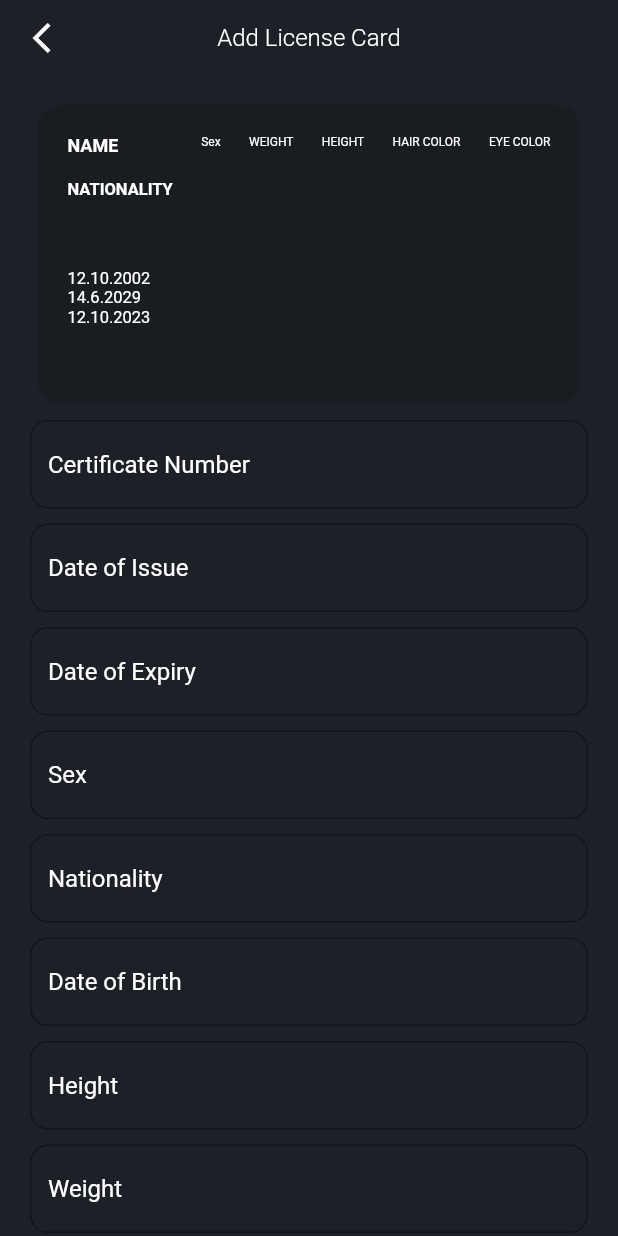
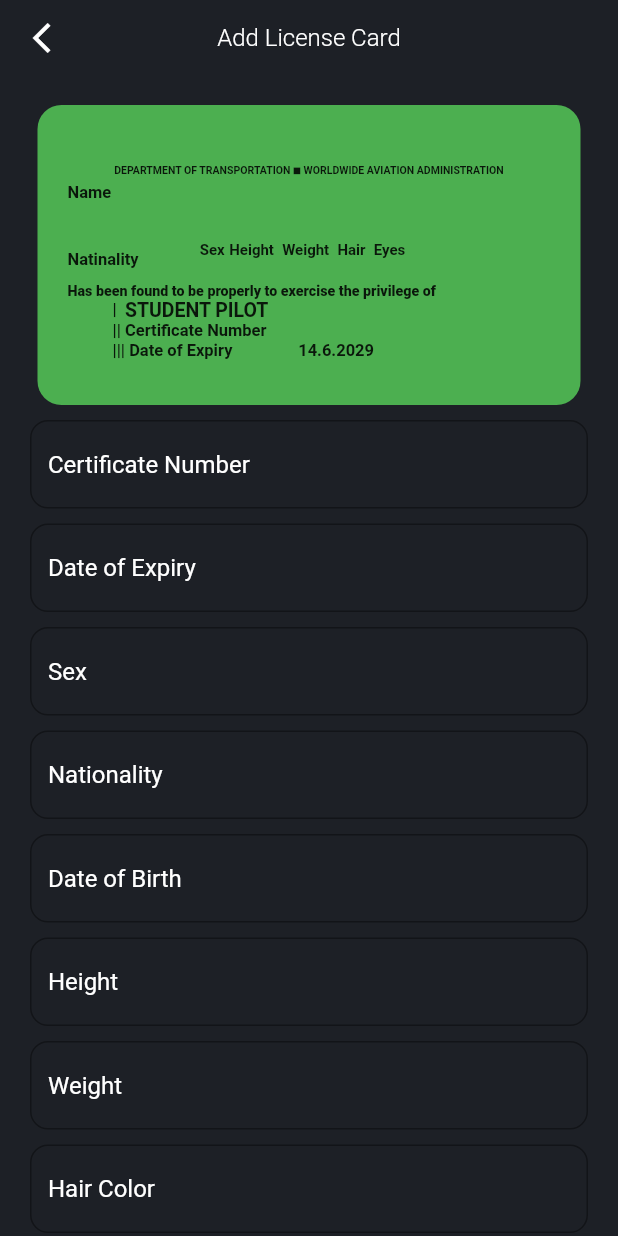
Before and after one commit to janfelber/SkyJournal, a Flutter app: the AddLicenseCard screen opened directly, on a phone screen of 412 x 824 dp. Run offline on Flutter 3.47's test engine with Material 2 defaults, Android fonts, the phone set to English and light mode, and no system bars; our stand-ins replace cloud_firestore, firebase_auth, firebase_core, flutter_local_notifications, flutter_svg, geocoding and 7 more; missing offline and left inert: maps_curved_line; accounts and stored records are empty; project files that could hold a hidden picture were left out.

Commit message:
notification

```diff
--- a/sky_journal/lib/database/firestore.dart
+++ b/sky_journal/lib/database/firestore.dart
@@ -59,7 +59,6 @@ class FirestoreDatabase {
     String nationality,
     String dateOfBirth,
     String certificateNumber,
-    String dateOfIssue,
     String dateOfExpiry,
     String sex,
     String height,
@@ -72,7 +71,6 @@ class FirestoreDatabase {
       'Nationality': nationality,
       'DateOfBirth': dateOfBirth,
       'CertificateNumber': certificateNumber,
-      'DateOfIssue': dateOfIssue,
       'DateOfExpiry': dateOfExpiry,
       'Sex': sex,
       'Height': height,
--- /dev/null
+++ b/sky_journal/lib/global_util/notifi_service.dart
@@ -0,0 +1,37 @@
+import 'package:flutter_local_notifications/flutter_local_notifications.dart';
+
+class NotificationService {
+  final FlutterLocalNotificationsPlugin notificationsPlugin =
+      FlutterLocalNotificationsPlugin();
+
+  Future<void> initNotification() async {
+    AndroidInitializationSettings initializationSettingsAndroid =
+        const AndroidInitializationSettings('flutter_logo');
+
+    var initializationSettingsIOS = DarwinInitializationSettings(
+        requestAlertPermission: true,
+        requestBadgePermission: true,
+        requestSoundPermission: true,
+        onDidReceiveLocalNotification:
+            (int id, String? title, String? body, String? payload) async {});
+
+    var initializationSettings = InitializationSettings(
+        android: initializationSettingsAndroid, iOS: initializationSettingsIOS);
+    await notificationsPlugin.initialize(initializationSettings,
+        onDidReceiveNotificationResponse:
+            (NotificationResponse notificationResponse) async {});
+  }
+
+  notificationDetails() {
+    return const NotificationDetails(
+        android: AndroidNotificationDetails('channelId', 'channelName',
+            importance: Importance.max),
+        iOS: DarwinNotificationDetails());
+  }
+
+  Future showNotification(
+      {int id = 0, String? title, String? body, String? payLoad}) async {
+    return notificationsPlugin.show(
+        id, title, body, await notificationDetails());
+  }
+}
--- a/sky_journal/lib/global_util/transform_nationality.dart
+++ b/sky_journal/lib/global_util/transform_nationality.dart
@@ -1,5 +1,5 @@
 String transformNationalityName(String originalName) {
-  if (originalName == 'Slovakia') {
+  if (originalName == 'Slovak Republic') {
     return 'SVK';
   }
   if (originalName == 'Czech') {
--- a/sky_journal/lib/global_widgets/my_card.dart
+++ b/sky_journal/lib/global_widgets/my_card.dart
@@ -14,7 +14,6 @@ class MyCard extends StatelessWidget {
   final String eyeColor;
   final String dateOfExpiry;
   final String dateOfBirthDay;
-  final String dateOfIssue;
   final Color? colorCard;
 
   const MyCard({
@@ -28,7 +27,6 @@ class MyCard extends StatelessWidget {
     required this.eyeColor,
     this.colorCard,
     required this.dateOfBirthDay,
-    required this.dateOfIssue,
     required this.certificationNumber,
     required this.dateOfExpiry,
   }) : super(key: key);
@@ -40,171 +38,238 @@ class MyCard extends StatelessWidget {
       child: Container(
         padding: EdgeInsets.all(20),
         decoration: BoxDecoration(
-          color: colorCard,
+          color: Colors.green,
           borderRadius: BorderRadius.circular(16),
         ),
-        child: Row(
-          crossAxisAlignment: CrossAxisAlignment.start,
-          mainAxisAlignment: MainAxisAlignment.spaceBetween,
+        child: Column(
           children: [
-            Column(
-              crossAxisAlignment: CrossAxisAlignment.start,
+            Align(
+              alignment: Alignment.topCenter,
+              child: Text(
+                country,
+                style: TextStyle(fontWeight: FontWeight.bold, fontSize: 16),
+              ),
+            ),
+            Align(
+              alignment: Alignment.topCenter,
+              child: Text(
+                'DEPARTMENT OF TRANSPORTATION ■ WORLDWIDE AVIATION ADMINISTRATION',
+                style: TextStyle(fontSize: 7, fontWeight: FontWeight.bold),
+              ),
+            ),
+            SizedBox(
+              height: 3,
+            ),
+            Row(
               children: [
                 Text(
-                  'NAME',
+                  'Name',
                   style: TextStyle(
-                    color: Colors.white,
-                    fontSize: 12,
-                    fontWeight: FontWeight.bold,
-                  ),
+                      fontSize: 11, fontWeight: FontWeight.bold, height: 0),
                 ),
+              ],
+            ),
+            Row(
+              children: [
                 Text(
                   name,
-                  style: TextStyle(color: Colors.white, fontSize: 14),
+                  style: TextStyle(
+                      fontSize: 11, fontWeight: FontWeight.bold, height: 0),
                 ),
+              ],
+            ),
+            SizedBox(
+              height: 13,
+            ),
+            Row(
+              children: [
                 Text(
-                  'NATIONALITY',
+                  'Natinality ',
                   style: TextStyle(
-                    color: Colors.white,
-                    fontSize: 11,
-                    fontWeight: FontWeight.bold,
-                  ),
+                      fontSize: 11, fontWeight: FontWeight.bold, height: 0),
+                ),
+                SizedBox(
+                  width: 3,
                 ),
                 Text(
                   transformNationalityName(country),
                   style: TextStyle(
-                    color: Colors.white,
-                    fontSize: 11,
-                  ),
+                      fontSize: 11, fontWeight: FontWeight.w800, height: 0),
                 ),
                 SizedBox(
-                  height: 20,
+                  width: 35,
+                ),
+                Row(
+                  children: [
+                    Column(
+                      children: [
+                        Text(
+                          'Sex',
+                          style: TextStyle(
+                              fontSize: 10,
+                              fontWeight: FontWeight.bold,
+                              height: 0),
+                        ),
+                        Text(
+                          sex,
+                          style: TextStyle(
+                              fontSize: 10,
+                              fontWeight: FontWeight.bold,
+                              height: 0),
+                        ),
+                      ],
+                    ),
+                    SizedBox(
+                      width: 3,
+                    ),
+                    Column(
+                      children: [
+                        Text(
+                          'Height ',
+                          style: TextStyle(
+                              fontSize: 10,
+                              fontWeight: FontWeight.bold,
+                              height: 0),
+                        ),
+                        Text(
+                          height,
+                          style: TextStyle(
+                              fontSize: 10,
+                              fontWeight: FontWeight.bold,
+                              height: 0),
+                        ),
+                      ],
+                    ),
+                    SizedBox(
+                      width: 3,
+                    ),
+                    Column(
+                      children: [
+                        Text(
+                          'Weight ',
+                          style: TextStyle(
+                              fontSize: 10,
+                              fontWeight: FontWeight.bold,
+                              height: 0),
+                        ),
+                        Text(
+                          weight,
+                          style: TextStyle(
+                              fontSize: 10,
+                              fontWeight: FontWeight.bold,
+                              height: 0),
+                        ),
+                      ],
+                    ),
+                    SizedBox(
+                      width: 3,
+                    ),
+                    Column(
+                      children: [
+                        Text(
+                          'Hair ',
+                          style: TextStyle(
+                              fontSize: 10,
+                              fontWeight: FontWeight.bold,
+                              height: 0),
+                        ),
+                        Text(
+                          hairColor,
+                          style: TextStyle(
+                              fontSize: 10,
+                              fontWeight: FontWeight.bold,
+                              height: 0),
+                        ),
+                      ],
+                    ),
+                    SizedBox(
+                      width: 3,
+                    ),
+                    Column(
+                      children: [
+                        Text(
+                          'Eyes ',
+                          style: TextStyle(
+                              fontSize: 10,
+                              fontWeight: FontWeight.bold,
+                              height: 0),
+                        ),
+                        Text(
+                          eyeColor,
+                          style: TextStyle(
+                              fontSize: 10,
+                              fontWeight: FontWeight.bold,
+                              height: 0),
+                        ),
+                      ],
+                    ),
+                  ],
+                ),
+              ],
+            ),
+            SizedBox(
+              height: 3,
+            ),
+            Row(
+              children: [
+                Text(
+                  'Has been found to be properly to exercise the privilege of',
+                  style: TextStyle(fontSize: 9.5, fontWeight: FontWeight.w800),
+                )
+              ],
+            ),
+            Row(
+              children: [
+                SizedBox(
+                  width: 30,
+                ),
+                Text('|  ',
+                    style: TextStyle(
+                        fontWeight: FontWeight.bold, height: 0, fontSize: 11)),
+                Text(
+                  'STUDENT PILOT',
+                  style: TextStyle(
+                      fontSize: 13, fontWeight: FontWeight.bold, height: 0),
+                )
+              ],
+            ),
+            Row(
+              children: [
+                SizedBox(
+                  width: 30,
+                ),
+                Text(
+                  '|| Certificate Number',
+                  style: TextStyle(
+                      fontWeight: FontWeight.bold, height: 0, fontSize: 11),
+                ),
+                SizedBox(
+                  width: 10,
                 ),
                 Text(
                   certificationNumber,
                   style: TextStyle(
-                    color: Colors.white,
-                    fontSize: 11,
-                  ),
+                      fontSize: 11, fontWeight: FontWeight.bold, height: 0),
+                )
+              ],
+            ),
+            Row(
+              children: [
+                SizedBox(
+                  width: 30,
                 ),
                 Text(
-                  dateOfBirthDay,
+                  '||| Date of Expiry                ',
                   style: TextStyle(
-                    color: Colors.white,
-                    fontSize: 11,
-                  ),
+                      fontSize: 11, fontWeight: FontWeight.bold, height: 0),
                 ),
                 Text(
                   dateOfExpiry,
                   style: TextStyle(
-                    color: Colors.white,
-                    fontSize: 11,
-                  ),
-                ),
-                Text(
-                  dateOfIssue,
-                  style: TextStyle(
-                    color: Colors.white,
-                    fontSize: 11,
-                  ),
+                      fontSize: 11, fontWeight: FontWeight.bold, height: 0),
                 )
               ],
-            ),
-            Column(
-              crossAxisAlignment: CrossAxisAlignment.start,
-              children: [
-                Text(
-                  'Sex',
-                  style: TextStyle(
-                    color: Colors.white,
-                    fontSize: 8,
-                  ),
-                ),
-                Text(
-                  sex,
-                  style: TextStyle(
-                    color: Colors.white,
-                    fontSize: 8,
-                  ),
-                ),
-              ],
-            ),
-            Column(
-              crossAxisAlignment: CrossAxisAlignment.start,
-              children: [
-                Text(
-                  'WEIGHT',
-                  style: TextStyle(
-                    color: Colors.white,
-                    fontSize: 8,
-                  ),
-                ),
-                Text(
-                  weight,
-                  style: TextStyle(
-                    color: Colors.white,
-                    fontSize: 8,
-                  ),
-                ),
-              ],
-            ),
-            Column(
-              crossAxisAlignment: CrossAxisAlignment.start,
-              children: [
-                Text(
-                  'HEIGHT',
-                  style: TextStyle(
-                    color: Colors.white,
-                    fontSize: 8,
-                  ),
-                ),
-                Text(
-                  height,
-                  style: TextStyle(
-                    color: Colors.white,
-                    fontSize: 8,
-                  ),
-                ),
-              ],
-            ),
-            Column(
-              crossAxisAlignment: CrossAxisAlignment.start,
-              children: [
-                Text(
-                  'HAIR COLOR',
-                  style: TextStyle(
-                    color: Colors.white,
-                    fontSize: 8,
-                  ),
-                ),
-                Text(
-                  hairColor,
-                  style: TextStyle(
-                    color: Colors.white,
-                    fontSize: 8,
-                  ),
-                ),
-              ],
-            ),
-            Column(
-              crossAxisAlignment: CrossAxisAlignment.start,
-              children: [
-                Text(
-                  'EYE COLOR',
-                  style: TextStyle(
-                    color: Colors.white,
-                    fontSize: 8,
-                  ),
-                ),
-                Text(
-                  eyeColor,
-                  style: TextStyle(
-                    color: Colors.white,
-                    fontSize: 8,
-                  ),
-                ),
-              ],
-            ),
+            )
           ],
         ),
       ),
--- a/sky_journal/lib/main.dart
+++ b/sky_journal/lib/main.dart
@@ -4,8 +4,11 @@ import 'package:get/get_navigation/src/root/get_material_app.dart';
 import 'package:shared_preferences/shared_preferences.dart';
 import 'package:sky_journal/auth_user/auth_user.dart';
 
+import 'global_util/notifi_service.dart';
+
 void main() async {
   WidgetsFlutterBinding.ensureInitialized();
+  NotificationService().initNotification();
 
   await Firebase.initializeApp();
 
--- a/sky_journal/lib/module/wallet_module/add_license_card_page.dart
+++ b/sky_journal/lib/module/wallet_module/add_license_card_page.dart
@@ -3,6 +3,7 @@
 import 'dart:async';
 
 import 'package:flutter/material.dart';
+import 'package:intl/intl.dart';
 import 'package:sky_journal/global_widgets/cutom_appbar.dart';
 import 'package:sky_journal/global_widgets/my_button.dart';
 import 'package:sky_journal/global_widgets/my_textfield.dart';
@@ -22,8 +23,6 @@ class _AddLicenseCardState extends State<AddLicenseCard> {
   final FirestoreDatabase database = FirestoreDatabase();
 
   final TextEditingController _certifacicateNumber = TextEditingController();
-
-  final TextEditingController _dateOfIssue = TextEditingController();
 
   final TextEditingController _dateOfExpiry = TextEditingController();
 
@@ -61,7 +60,6 @@ class _AddLicenseCardState extends State<AddLicenseCard> {
 
   void addCardToDatabase() {
     if (_certifacicateNumber.text.isNotEmpty &&
-        _dateOfIssue.text.isNotEmpty &&
         _dateOfExpiry.text.isNotEmpty &&
         _nationality.text.isNotEmpty &&
         _dateOfBirth.text.isNotEmpty &&
@@ -71,7 +69,6 @@ class _AddLicenseCardState extends State<AddLicenseCard> {
         _eyes.text.isNotEmpty &&
         _sex.text.isNotEmpty) {
       String certificateNumber = _certifacicateNumber.text;
-      String dateOfIssue = _dateOfIssue.text;
       String dateOfExpiry = _dateOfExpiry.text;
       String nationality = _nationality.text;
       String dateOfBirth = _dateOfBirth.text;
@@ -84,7 +81,6 @@ class _AddLicenseCardState extends State<AddLicenseCard> {
         nationality,
         dateOfBirth,
         certificateNumber,
-        dateOfIssue,
         dateOfExpiry,
         sex,
         height,
@@ -95,7 +91,6 @@ class _AddLicenseCardState extends State<AddLicenseCard> {
     }
 
     _certifacicateNumber.clear();
-    _dateOfIssue.clear();
     _dateOfExpiry.clear();
     _nationality.clear();
     _dateOfBirth.clear();
@@ -112,7 +107,6 @@ class _AddLicenseCardState extends State<AddLicenseCard> {
   void dispose() {
     super.dispose();
     _certifacicateNumber.dispose();
-    _dateOfIssue.dispose();
     _dateOfExpiry.dispose();
     _nationality.dispose();
     _dateOfBirth.dispose();
@@ -209,7 +203,6 @@ class _AddLicenseCardState extends State<AddLicenseCard> {
                                                       eyeSnapshot.data ?? '',
                                                   colorCard: Colors.black12,
                                                   dateOfBirthDay: '12.10.2002',
-                                                  dateOfIssue: '12.10.2023',
                                                   dateOfExpiry: '14.6.2029',
                                                   certificationNumber:
                                                       certificationNumberSnapshot
@@ -242,18 +235,7 @@ class _AddLicenseCardState extends State<AddLicenseCard> {
                     SizedBox(
                       height: 10,
                     ),
-                    Padding(
-                      padding: const EdgeInsets.symmetric(horizontal: 10),
-                      child: MyTextField(
-                        controller: _dateOfIssue,
-                        hintText: 'Date of Issue',
-                        obscureText: false,
-                        enabled: true,
-                      ),
-                    ),
-                    SizedBox(
-                      height: 10,
-                    ),
+
                     Padding(
                       padding: const EdgeInsets.symmetric(horizontal: 10),
                       child: MyTextField(
--- a/sky_journal/lib/module/wallet_module/wallet_page.dart
+++ b/sky_journal/lib/module/wallet_module/wallet_page.dart
@@ -3,6 +3,9 @@
 import 'package:cloud_firestore/cloud_firestore.dart';
 import 'package:firebase_auth/firebase_auth.dart';
 import 'package:flutter/material.dart';
+import 'package:intl/intl.dart';
+import 'package:sky_journal/global_util/notifi_service.dart';
+import 'package:sky_journal/global_widgets/my_button.dart';
 import 'package:sky_journal/global_widgets/my_card.dart';
 import 'package:sky_journal/module/wallet_module/components/popup_walltet_menu.dart';
 import 'package:sky_journal/theme/color_theme.dart';
@@ -61,12 +64,12 @@ class _WalletState extends State<Wallet> {
               ),
             ),
             SizedBox(
-              height: 25,
+              height: 5,
             ),
 
             //cards
             SizedBox(
-              height: 230.0,
+              height: 400.0,
               child: StreamBuilder(
                 stream: database.getCardStream(),
                 builder: (context, snapshot) {
@@ -89,15 +92,15 @@ class _WalletState extends State<Wallet> {
                       String hairColor = card['Hair'];
                       String eyeColor = card['Eyes'];
                       String dateOfBirth = card['DateOfBirth'];
-                      String dateOfIssue = card['DateOfIssue'];
                       String certificationNumber = card['CertificateNumber'];
                       String dateOfExpiry = card['DateOfExpiry'];
+                      String nationality = card['Nationality'];
 
                       if (userEmailAddress == currentUser.email) {
                         cardWidgets.add(
                           MyCard(
                             name: 'name',
-                            country: "country",
+                            country: nationality,
                             sex: sex,
                             weight: weight,
                             height: height,
@@ -105,7 +108,6 @@ class _WalletState extends State<Wallet> {
                             eyeColor: eyeColor,
                             colorCard: Colors.black,
                             dateOfBirthDay: dateOfBirth,
-                            dateOfIssue: dateOfIssue,
                             certificationNumber: certificationNumber,
                             dateOfExpiry: dateOfExpiry,
                           ),
@@ -136,12 +138,39 @@ class _WalletState extends State<Wallet> {
                           children: cardWidgets,
                         ),
                       ),
-                      SizedBox(height: 10),
+                      SizedBox(height: 15),
                       SmoothPageIndicator(
                         controller: _controller,
                         count: cardWidgets.length,
-                        effect: WormEffect(),
+                        effect:
+                            ExpandingDotsEffect(dotHeight: 15, dotWidth: 15),
                       ),
+                      SizedBox(
+                        height: 16,
+                      ),
+                      ElevatedButton(
+                        child: Text('Show notification'),
+                        onPressed: () {
+                          if (cardWidgets.isNotEmpty) {
+                            MyCard firstCard = cardWidgets.first as MyCard;
+                            if (firstCard.dateOfExpiry != null) {
+                              DateTime dateOfExpiry = DateFormat('dd.MM.yyyy')
+                                  .parse(firstCard.dateOfExpiry!);
+                              DateTime now = DateTime.now();
+                              if (dateOfExpiry.difference(now).inDays <= 7) {
+                                NotificationService().showNotification(
+                                    title: 'Card', body: 'expiring soon ');
+                              } else {
+                                String formattedDate = DateFormat('dd.MM.yyyy')
+                                    .format(dateOfExpiry);
+                                NotificationService().showNotification(
+                                    title: 'Card',
+                                    body: 'expiring $formattedDate');
+                              }
+                            }
+                          }
+                        },
+                      )
                     ],
                   );
                 },
--- a/sky_journal/pubspec.yaml
+++ b/sky_journal/pubspec.yaml
@@ -56,6 +56,8 @@ dependencies:
   cloud_firestore: ^4.9.3
 
   shared_preferences: ^2.2.2
+
+  flutter_local_notifications: ^16.1.0
 
 
 
```
Also changed, not shown: 6 other files.
